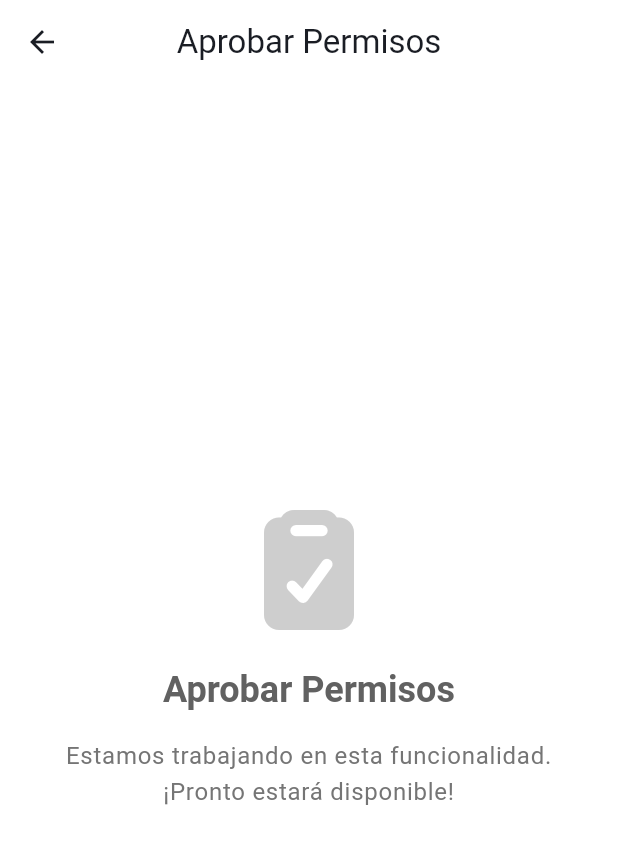
After one commit to CodeMakeSoft/Attune, a Flutter app: the GenericPlaceholderScreen screen opened directly, on a phone screen of 412 x 824 dp. The commit adds this screen. Shown: the top 844 px of the screen. Run offline on Flutter 3.47's test engine with Material 3 defaults, Android fonts, the phone set to English and light mode, and no system bars; our stand-ins replace cloud_firestore, firebase_auth, firebase_core, flutter_svg, font_awesome_flutter, google_sign_in; missing offline and left inert: flutter_facebook_auth; accounts and stored records are empty.

Commit message:
feat: screens por defecto para funcionalidades pendientes

```diff
--- /dev/null
+++ b/lib/core/widgets/generic_placeholder_screen.dart
@@ -0,0 +1,56 @@
+import 'package:flutter/material.dart';
+import 'package:font_awesome_flutter/font_awesome_flutter.dart';
+
+class GenericPlaceholderScreen extends StatelessWidget {
+  final String title;
+  final String? message;
+  final IconData? icon;
+
+  const GenericPlaceholderScreen({
+    super.key,
+    required this.title,
+    this.message,
+    this.icon,
+  });
+
+  @override
+  Widget build(BuildContext context) {
+    return Scaffold(
+      appBar: AppBar(
+        title: Text(title),
+      ),
+      body: Center(
+        child: Padding(
+          padding: const EdgeInsets.all(32.0),
+          child: Column(
+            mainAxisAlignment: MainAxisAlignment.center,
+            children: [
+              Icon(
+                icon ?? FontAwesomeIcons.personDigging,
+                size: 80,
+                color: Colors.grey.withOpacity(0.5),
+              ),
+              const SizedBox(height: 24),
+              Text(
+                title,
+                style: Theme.of(context).textTheme.headlineSmall?.copyWith(
+                      fontWeight: FontWeight.bold,
+                      color: Colors.grey[700],
+                    ),
+                textAlign: TextAlign.center,
+              ),
+              const SizedBox(height: 16),
+              Text(
+                message ?? 'Estamos trabajando en esta funcionalidad.\n¡Pronto estará disponible!',
+                style: Theme.of(context).textTheme.bodyLarge?.copyWith(
+                      color: Colors.grey[600],
+                    ),
+                textAlign: TextAlign.center,
+              ),
+            ],
+          ),
+        ),
+      ),
+    );
+  }
+}
```
Also changed, not shown: lib/features/3_dashboard/presentation/views/admin_dashboard_view.dart (+17 -5 lines), lib/features/3_dashboard/presentation/views/super_admin_dashboard_view.dart (+17 -5 lines), lib/features/3_dashboard/presentation/views/user_dashboard_view.dart (+17 -5 lines).
